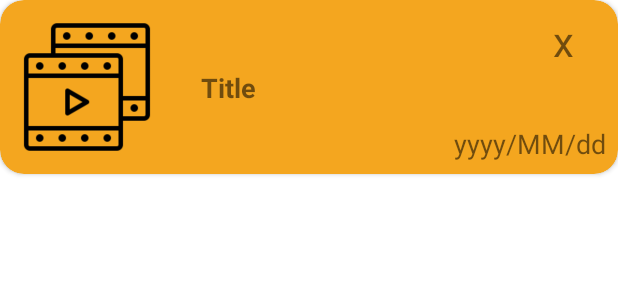
After one commit to pmiclynx/summerPractice_2022, an Android app: the layout last_item_favorite_movie.xml on its own in the app's theme, with its tools: preview values and no code run, on a phone screen of 412 x 824 dp. The commit adds this screen. Shown: the top 300 px of the screen. Run offline under Robolectric (Android 15) with nearby library versions, the phone set to English and light mode, and no system bars; network calls fail.

Commit message:
Backup - Make all items visible in RecyclerView #29: Favorite movies

```diff
--- a/app/src/main/res/layout/activity_main.xml
+++ b/app/src/main/res/layout/activity_main.xml
@@ -23,7 +23,7 @@
 
    <com.google.android.material.bottomnavigation.BottomNavigationView
        android:id="@+id/bottomNavigationView"
-       android:layout_width="350dp"
+       android:layout_width="360dp"
        android:layout_height="65dp"
        android:layout_marginBottom="16dp"
        android:background="@drawable/round_edge"
--- a/app/src/main/res/layout/fragment_popular.xml
+++ b/app/src/main/res/layout/fragment_popular.xml
@@ -11,6 +11,7 @@
         android:clipToPadding="false"
         android:layout_width="match_parent"
         android:layout_height="match_parent"
-        tools:listitem="@layout/item_movie"/>
+        tools:listitem="@layout/item_movie"
+        />
 
 </FrameLayout>
--- a/app/src/main/res/layout/fragment_top_rated.xml
+++ b/app/src/main/res/layout/fragment_top_rated.xml
@@ -11,6 +11,7 @@
         android:clipToPadding="false"
         android:layout_width="match_parent"
         android:layout_height="match_parent"
-        tools:listitem="@layout/item_movie"/>
+        tools:listitem="@layout/item_movie"
+        android:layout_marginBottom="100dp"/>
 
 </FrameLayout>
--- /dev/null
+++ b/app/src/main/res/layout/last_item_favorite_movie.xml
@@ -0,0 +1,58 @@
+<?xml version="1.0" encoding="utf-8"?>
+<androidx.cardview.widget.CardView xmlns:android="http://schemas.android.com/apk/res/android"
+    xmlns:app="http://schemas.android.com/apk/res-auto"
+    android:layout_width="match_parent"
+    android:layout_height="wrap_content"
+    android:layout_marginBottom="100dp"
+    app:cardBackgroundColor="#F4A61F"
+    app:cardCornerRadius="16dp">
+
+    <androidx.constraintlayout.widget.ConstraintLayout
+        android:layout_width="match_parent"
+        android:layout_height="wrap_content"
+        android:padding="8dp">
+
+        <ImageView
+            android:id="@+id/imageViewMovie"
+            android:layout_width="100dp"
+            android:layout_height="100dp"
+            android:src="@drawable/series_image"
+            app:layout_constraintTop_toBottomOf="parent"
+            app:layout_constraintEnd_toEndOf="parent"
+            app:layout_constraintHorizontal_bias="0"
+            app:layout_constraintStart_toStartOf="parent"
+            app:layout_constraintTop_toTopOf="parent"/>
+
+        <TextView
+            android:id="@+id/textViewMovieTitle"
+            android:layout_width="wrap_content"
+            android:layout_height="wrap_content"
+            android:text="Title"
+            android:textSize="18sp"
+            android:textStyle="bold"
+            app:layout_constraintBottom_toBottomOf="@+id/imageViewMovie"
+            app:layout_constraintEnd_toEndOf="parent"
+            app:layout_constraintStart_toEndOf="@+id/imageViewMovie"
+            app:layout_constraintHorizontal_bias="0.1"
+            app:layout_constraintTop_toTopOf="@+id/imageViewMovie"/>
+
+        <TextView
+            android:id="@+id/textViewDelete"
+            android:layout_width="wrap_content"
+            android:layout_height="wrap_content"
+            android:layout_marginEnd="21dp"
+            android:text="x"
+            android:textSize="28sp"
+            app:layout_constraintEnd_toEndOf="parent"
+            app:layout_constraintTop_toTopOf="@id/imageViewMovie"/>
+        <TextView
+            android:id="@+id/textViewDate"
+            android:layout_width="wrap_content"
+            android:layout_height="wrap_content"
+            android:text="yyyy/MM/dd"
+            android:textSize="18sp"
+            app:layout_constraintBottom_toBottomOf="parent"
+            app:layout_constraintEnd_toEndOf="parent"/>
+
+    </androidx.constraintlayout.widget.ConstraintLayout>
+</androidx.cardview.widget.CardView>
```
Also changed, not shown: app/src/main/java/com/summer/practice/tvtracker/favorites/FavoriteMovieAdapter.kt (+54 -9 lines).
